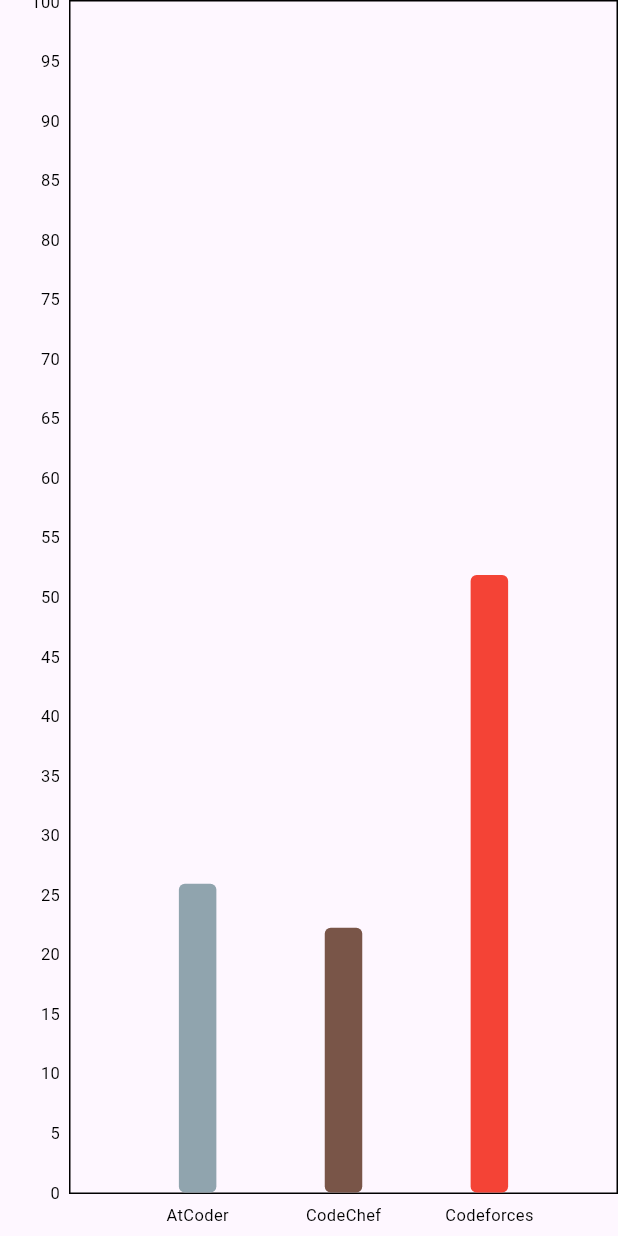
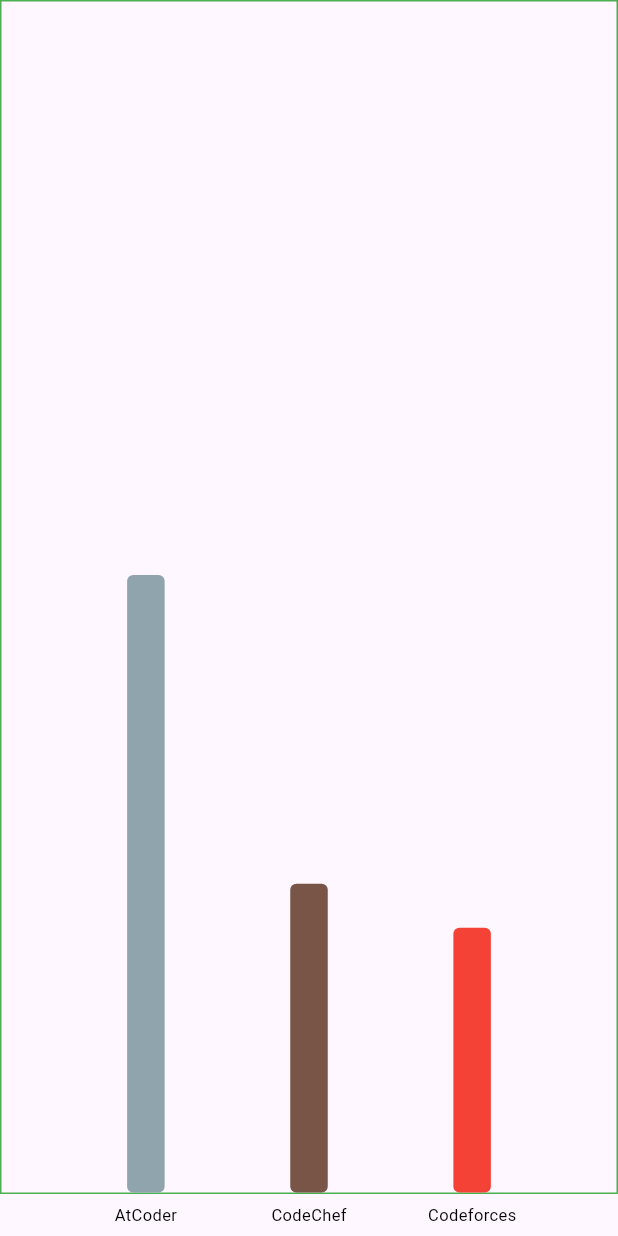
Before and after one commit to Hrk01221/CodePalooza, a Flutter app: the PerformanceChart widget shown alone on an empty page, opened directly, on a phone screen of 412 x 824 dp. Run offline on Flutter 3.47's test engine with Material 3 defaults, Android fonts, the phone set to English and light mode, and no system bars; drawn by our look-alikes of fl_chart; our stand-ins replace animate_do, animated_splash_screen, firebase_auth, firebase_core, google_sign_in, page_transition and 1 more; accounts and stored records are empty; network calls fail.

```diff
--- a/lib/components/my_button.dart
+++ b/lib/components/my_button.dart
@@ -39,7 +39,7 @@
                   color: Colors.white,
                   //fontWeight: FontWeight.bold,
                   fontSize: 20,
-                fontFamily: 'Comfortaa'
+                  fontFamily: 'Comfortaa'
               ),
 
           ),
--- a/lib/pages/auth_page.dart
+++ b/lib/pages/auth_page.dart
@@ -1,5 +1,6 @@
 import 'package:firebase_auth/firebase_auth.dart';
 import 'package:flutter/material.dart';
+import 'package:realpalooza/Screens/base_screen.dart';
 import 'package:realpalooza/pages/graph_code.dart';
 import 'package:realpalooza/pages/login_or_registered.dart';
 import 'homepage.dart';
@@ -16,7 +17,7 @@
             //user logged in
             if(snapshot.hasData){
               //Navigator.pop(context);
-              return HomePage();
+              return BaseScreen();
             }
             //user not logged in
             else{
--- a/lib/pages/daily_streak.dart
+++ b/lib/pages/daily_streak.dart
@@ -1,8 +1,7 @@
 import 'package:flutter/material.dart';
-import 'package:realpalooza/pages/homepage.dart';
+import 'package:realpalooza/Screens/base_screen.dart';
 import 'package:shared_preferences/shared_preferences.dart';
 import 'package:intl/intl.dart';
-
 
 class DailyStreakScreen extends StatefulWidget {
   @override
@@ -150,7 +149,7 @@
                       context,
                       MaterialPageRoute(
                         builder: (context) {
-                          return HomePage();
+                          return BaseScreen();
                         },
                       ),
                     );
--- a/lib/pages/graph_code.dart
+++ b/lib/pages/graph_code.dart
@@ -32,7 +32,7 @@
 class PerformanceChart extends StatelessWidget {
   // Sample data for demonstration
   final List<String> judges = ["AtCoder", "CodeChef", "Codeforces"];
-  final List<double> plusPoints = [35, 30, 70]; // Total plus points for each judge
+  final List<double> plusPoints = [70,35,30]; // Total plus points for each judge
   final List<Color> barColors = [Colors.blueGrey.shade300, Colors.brown, Colors.red]; // Colors for each judge
 
   // Function to calculate the percentage for AtCoder
@@ -78,14 +78,20 @@
               return '';
             },
           ),
-          /*leftTitles: SideTitles(
-            showTitles: true,
+          leftTitles: SideTitles(
+            showTitles: false,
             getTitles: (value) {
               return value.toString();
             },
-          ),*/
+          ),
+          rightTitles: SideTitles(
+            showTitles: false,
+            getTitles: (value) {
+              return value.toString();
+            },
+          ),
         ),
-        borderData: FlBorderData(show: true),
+        borderData: FlBorderData(show: true,border: Border.all(color: Colors.green),),
         barGroups: [
           BarChartGroupData(
             x: 0,
--- a/lib/pages/splash_screen.dart
+++ b/lib/pages/splash_screen.dart
@@ -1,4 +1,6 @@
 import 'package:flutter/material.dart';
+import 'package:realpalooza/Screens/base_screen.dart';
+import 'package:realpalooza/Screens/profile.dart';
 import 'package:realpalooza/pages/auth_page.dart';
 import 'package:animated_splash_screen/animated_splash_screen.dart';
 import 'package:page_transition/page_transition.dart';
@@ -63,7 +65,6 @@
 
             )
 
-
         ),
       ),
       nextScreen:  Authpage(),
```
Also changed, not shown: lib/pages/homepage.dart (+0 -50 lines), lib/images/Prof_pic.jpg (added), lib/images/barChart.png (added), lib/images/calendar.png (added). Lines whose indentation alone changed are shown as unchanged.
